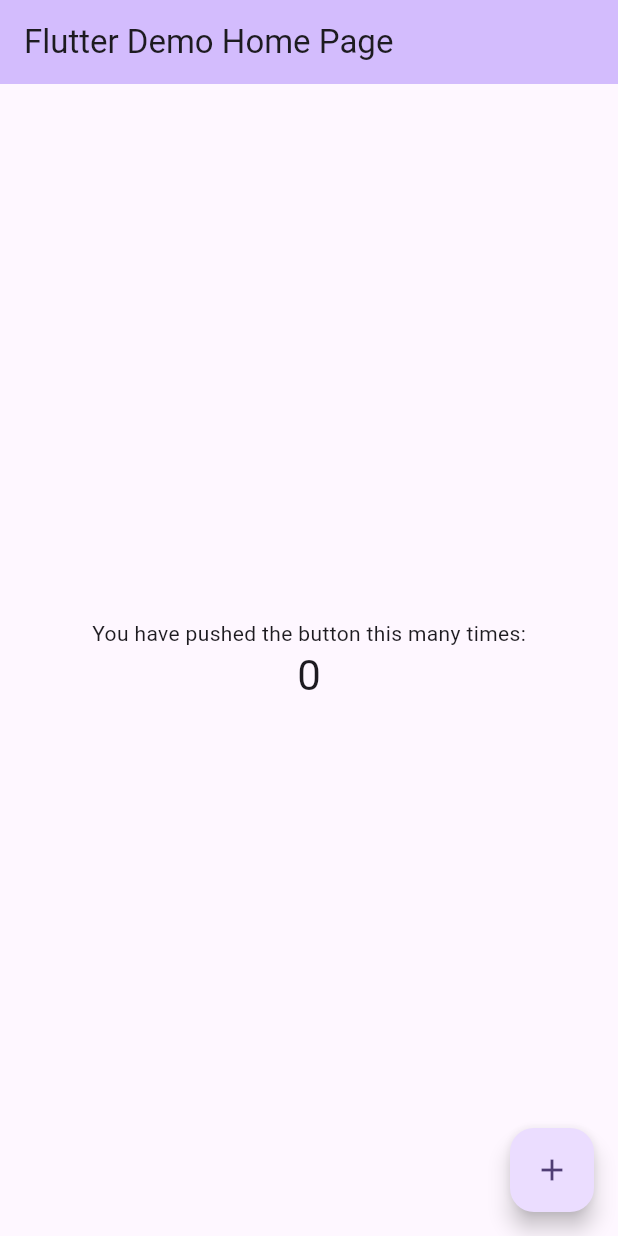
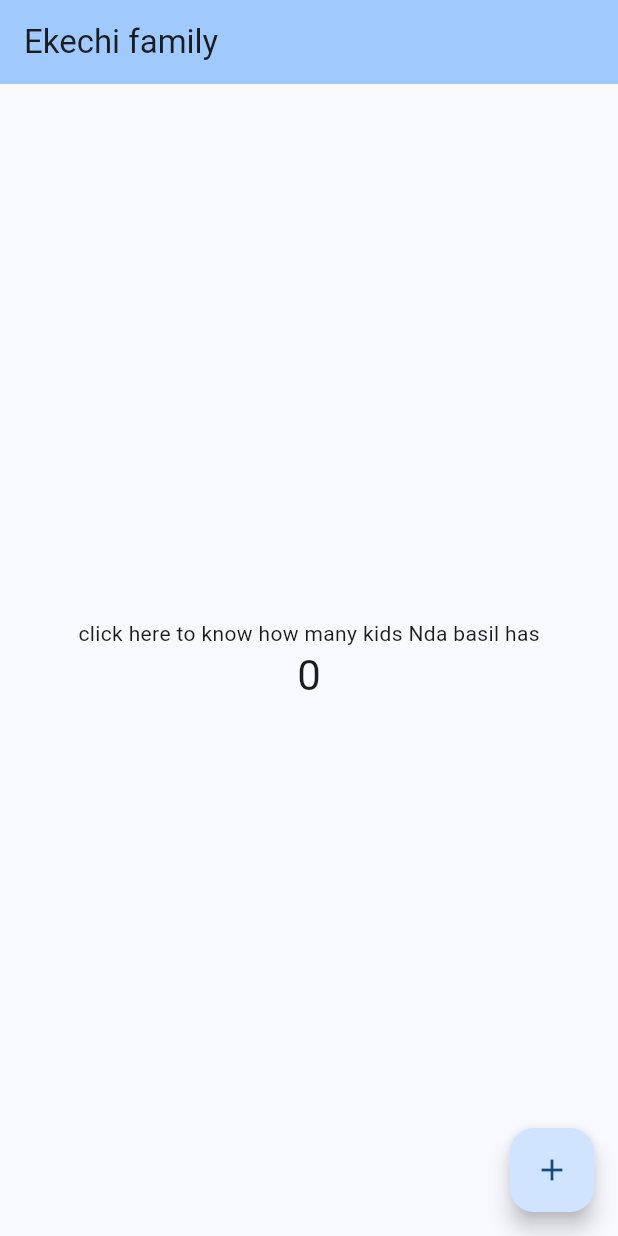
Before and after one commit to KachiTechWiz/dart, a Flutter app: the screen it shows after launch, on a phone screen of 412 x 824 dp. Run offline on Flutter 3.47's test engine with Material 2 defaults, Android fonts, the phone set to English and light mode, and no system bars.

Commit message:
Your commit message here

```diff
--- a/app/lib/main.dart
+++ b/app/lib/main.dart
@@ -11,7 +11,7 @@ class MyApp extends StatelessWidget {
   @override
   Widget build(BuildContext context) {
     return MaterialApp(
-      title: 'Flutter Demo',
+      title: 'Ekechi family',
       theme: ThemeData(
         // This is the theme of your application.
         //
@@ -28,10 +28,10 @@ class MyApp extends StatelessWidget {
         //
         // This works for code too, not just values: Most code changes can be
         // tested with just a hot reload.
-        colorScheme: ColorScheme.fromSeed(seedColor: Colors.deepPurple),
+        colorScheme: ColorScheme.fromSeed(seedColor: Colors.blue),
         useMaterial3: true,
       ),
-      home: const MyHomePage(title: 'Flutter Demo Home Page'),
+      home: const MyHomePage(title: 'Ekechi family'),
     );
   }
 }
@@ -106,7 +106,7 @@ class _MyHomePageState extends State<MyHomePage> {
           mainAxisAlignment: MainAxisAlignment.center,
           children: <Widget>[
             const Text(
-              'You have pushed the button this many times:',
+              'click here to know how many kids Nda basil has',
             ),
             Text(
               '$_counter',
```
